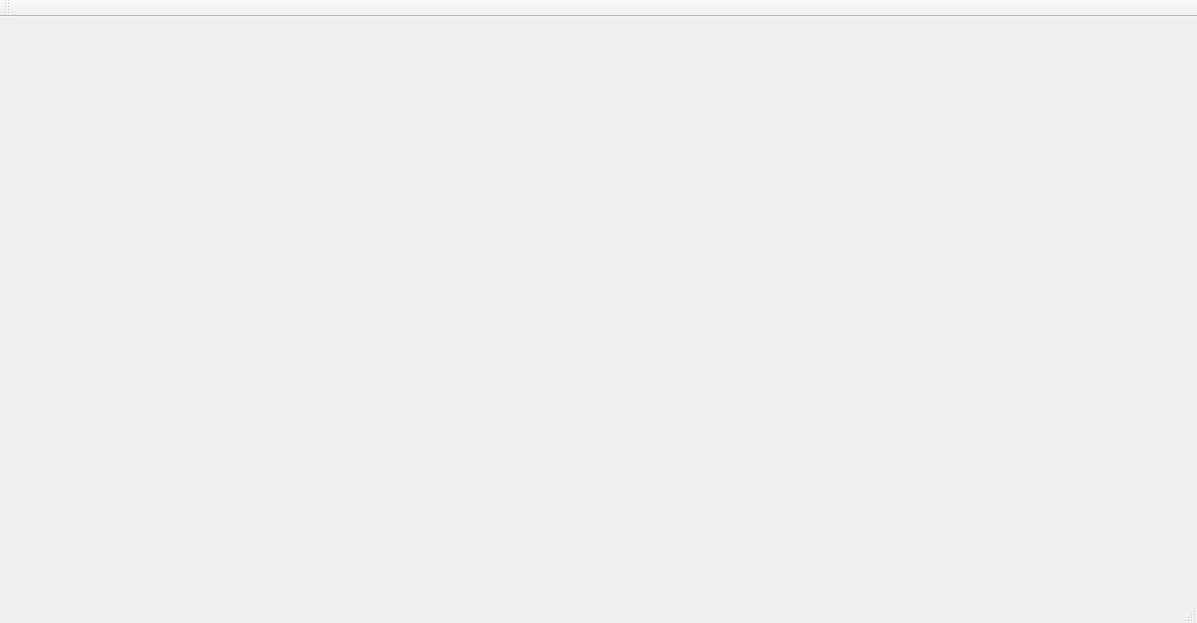
Old version of the form mainwindow.ui in the repository BullenBiss/OOM_Projekt.
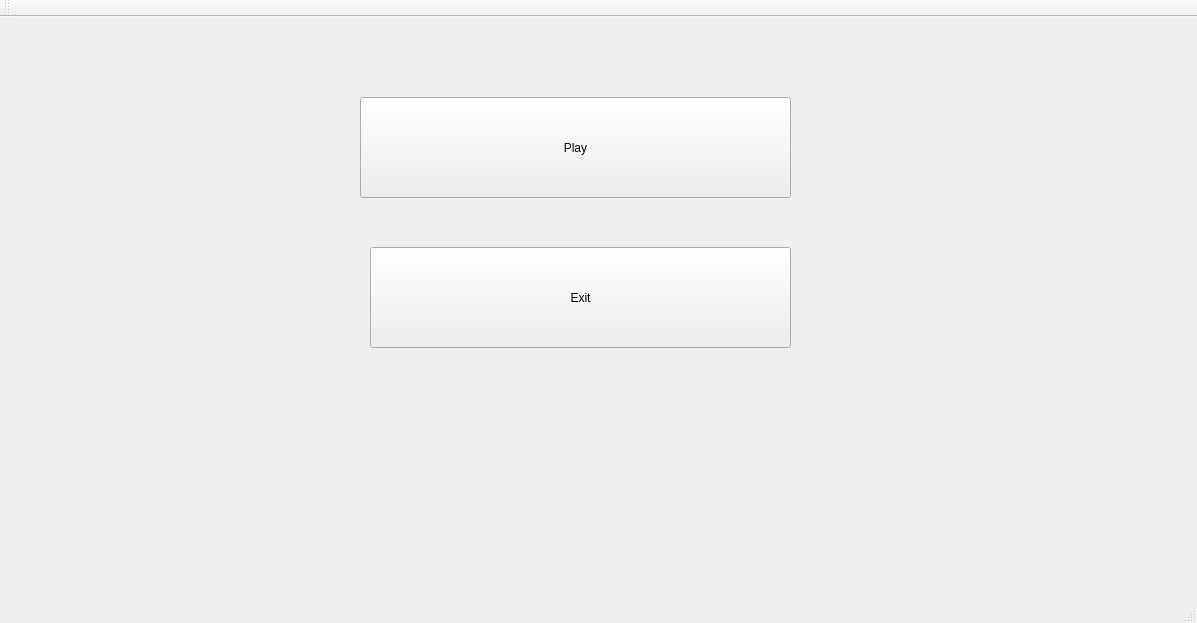
New version of the form.

Diff of the .ui file:
```diff
--- a/mainwindow.ui
+++ b/mainwindow.ui
@@ -13,7 +13,34 @@
   <property name="windowTitle">
    <string>MainWindow</string>
   </property>
-  <widget class="QWidget" name="centralWidget"/>
+  <widget class="QWidget" name="centralWidget">
+   <widget class="QPushButton" name="PlayButton">
+    <property name="geometry">
+     <rect>
+      <x>360</x>
+      <y>80</y>
+      <width>431</width>
+      <height>101</height>
+     </rect>
+    </property>
+    <property name="text">
+     <string>Play</string>
+    </property>
+   </widget>
+   <widget class="QPushButton" name="ExitButton">
+    <property name="geometry">
+     <rect>
+      <x>370</x>
+      <y>230</y>
+      <width>421</width>
+      <height>101</height>
+     </rect>
+    </property>
+    <property name="text">
+     <string>Exit</string>
+    </property>
+   </widget>
+  </widget>
   <widget class="QMenuBar" name="menuBar">
    <property name="geometry">
     <rect>
```
